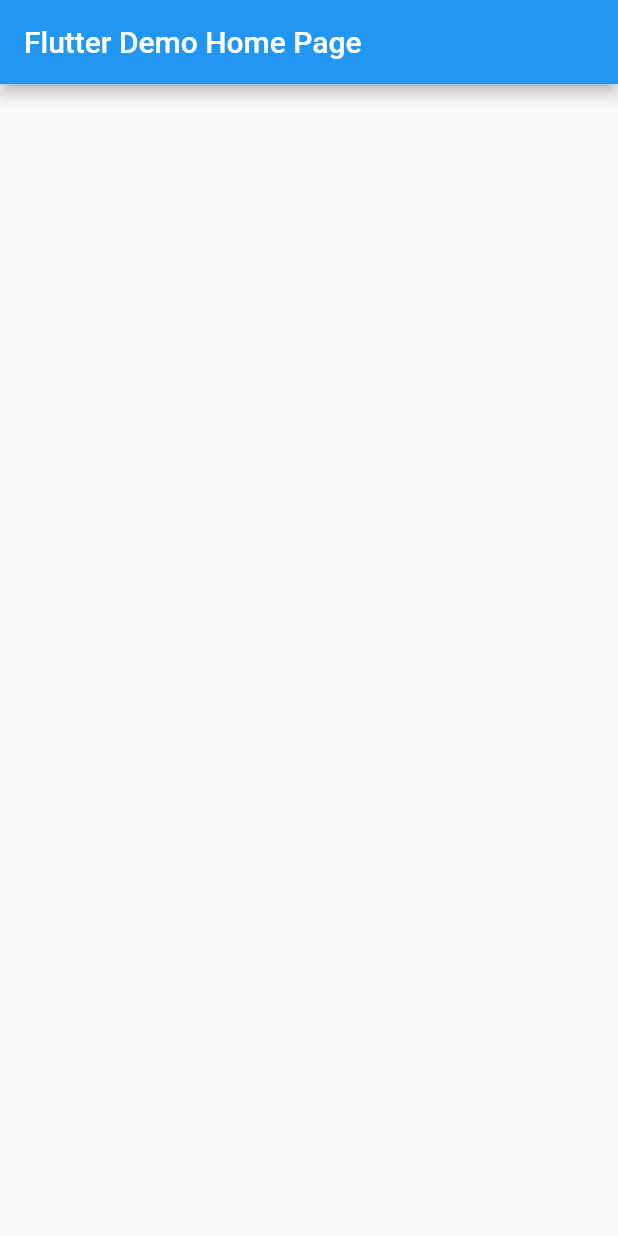
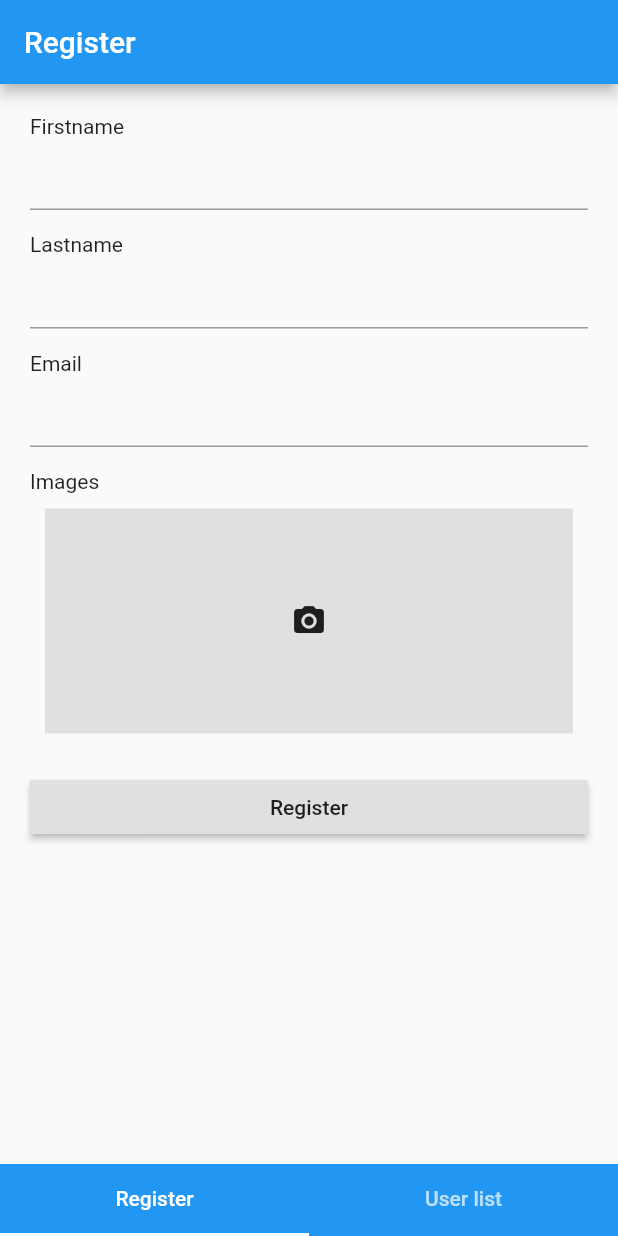
Before and after one commit to Alohadancemeow/Basic-Flutter-5, a Flutter app: the screen it shows after launch, on a phone screen of 412 x 824 dp. Run offline on Flutter 3.47's test engine with Material 2 defaults, Android fonts, the phone set to English and light mode, and no system bars; our stand-ins replace form_field_validator.

Commit message:
path 1 : Finished

```diff
--- a/lib/main.dart
+++ b/lib/main.dart
@@ -1,4 +1,5 @@
 import 'package:flutter/material.dart';
+import 'package:register_form_app/pages/registration_page.dart';
 
 void main() {
   runApp(MyApp());
@@ -30,11 +31,31 @@
 class _MyHomePageState extends State<MyHomePage> {
   @override
   Widget build(BuildContext context) {
-    return Scaffold(
-      appBar: AppBar(
-        title: Text(widget.title),
-      ),
-      body: Container(),
-    );
+    // ! Tab Controller
+    return DefaultTabController(
+        length: 2,
+        child: Scaffold(
+          backgroundColor: Colors.blue,
+
+          // ! TabBarView - show tab's contents
+          body: TabBarView(
+            children: [
+              RegistrationPage(),
+              Container(),
+            ],
+          ),
+
+          // ! BottomMenu - Tabs
+          bottomNavigationBar: TabBar(
+            tabs: [
+              Tab(
+                text: 'Register',
+              ),
+              Tab(
+                text: 'User list',
+              )
+            ],
+          ),
+        ));
   }
 }
--- /dev/null
+++ b/lib/models/profile.dart
@@ -0,0 +1,8 @@
+class Profile {
+  String firstName;
+  String lastName;
+  String email;
+  String imageRef;
+
+  Profile({this.firstName, this.lastName, this.email, this.imageRef});
+}
--- /dev/null
+++ b/lib/pages/registration_page.dart
@@ -0,0 +1,115 @@
+import 'package:flutter/material.dart';
+import 'package:form_field_validator/form_field_validator.dart';
+import 'package:register_form_app/models/profile.dart';
+
+class RegistrationPage extends StatefulWidget {
+  @override
+  _RegistrationPageState createState() => _RegistrationPageState();
+}
+
+class _RegistrationPageState extends State<RegistrationPage> {
+  // ! Field Variables
+  final _formKey = GlobalKey<FormState>();
+  Profile _profile = Profile();
+
+  @override
+  Widget build(BuildContext context) {
+    return Scaffold(
+      appBar: AppBar(
+        title: Text('Register'),
+      ),
+      body: Container(
+        padding: EdgeInsets.all(20),
+        child: Form(
+          key: _formKey,
+
+          // ! Scrollable
+          child: SingleChildScrollView(
+            child: Column(
+              crossAxisAlignment: CrossAxisAlignment.start,
+              children: [
+                Text('Firstname'),
+                TextFormField(
+                  //use form field validator package.
+                  validator:
+                      RequiredValidator(errorText: 'Please enter your name'),
+                  //get text
+                  onSaved: (String firstName) {
+                    _profile.firstName = firstName;
+                  },
+                  keyboardType: TextInputType.text,
+                ),
+                SizedBox(height: 15),
+                Text('Lastname'),
+                TextFormField(
+                  //validateor
+                  validator: RequiredValidator(
+                      errorText: 'Please enter your lastname'),
+                  //get text
+                  onSaved: (String lastName) {
+                    _profile.lastName = lastName;
+                  },
+                  keyboardType: TextInputType.text,
+                ),
+                SizedBox(height: 15),
+                Text('Email'),
+                TextFormField(
+                  //multivalidateor
+                  validator: MultiValidator([
+                    RequiredValidator(errorText: 'Please enter your email'),
+                    EmailValidator(errorText: 'Invalid email'),
+                  ]),
+                  //get text
+                  onSaved: (String email) {
+                    _profile.email = email;
+                  },
+                  keyboardType: TextInputType.emailAddress,
+                ),
+                SizedBox(height: 15),
+                Text('Images'),
+
+                // ! image area
+                Container(
+                  padding: EdgeInsets.all(10),
+                  child: Ink(
+                    color: Colors.grey[300],
+                    child: InkWell(
+                      onTap: () {
+                        print('open camera');
+                      },
+                      child: Container(
+                        height: 150,
+                        child: Center(
+                          child: Icon(Icons.camera_alt),
+                        ),
+                      ),
+                    ),
+                  ),
+                ),
+                SizedBox(height: 15),
+
+                // ! Button area
+                SizedBox(
+                  width: double.infinity,
+                  child: RaisedButton(
+                    onPressed: () {
+                      print('register clicked');
+
+                      if (_formKey.currentState.validate()) {
+                        //saved text
+                        _formKey.currentState.save();
+                        print(
+                            "${_profile.firstName} ${_profile.lastName} ${_profile.email}");
+                      }
+                    },
+                    child: Text('Register'),
+                  ),
+                )
+              ],
+            ),
+          ),
+        ),
+      ),
+    );
+  }
+}
--- a/pubspec.yaml
+++ b/pubspec.yaml
@@ -28,6 +28,8 @@
   # The following adds the Cupertino Icons font to your application.
   # Use with the CupertinoIcons class for iOS style icons.
   cupertino_icons: ^1.0.2
+  form_field_validator: ^1.0.1
+
 
 dev_dependencies:
   flutter_test:
```
Also changed, not shown: pubspec.lock.
